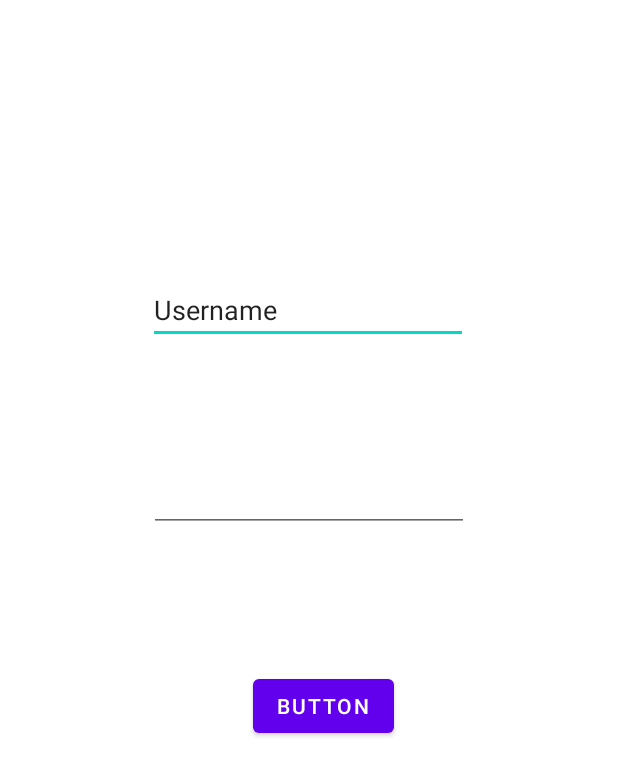
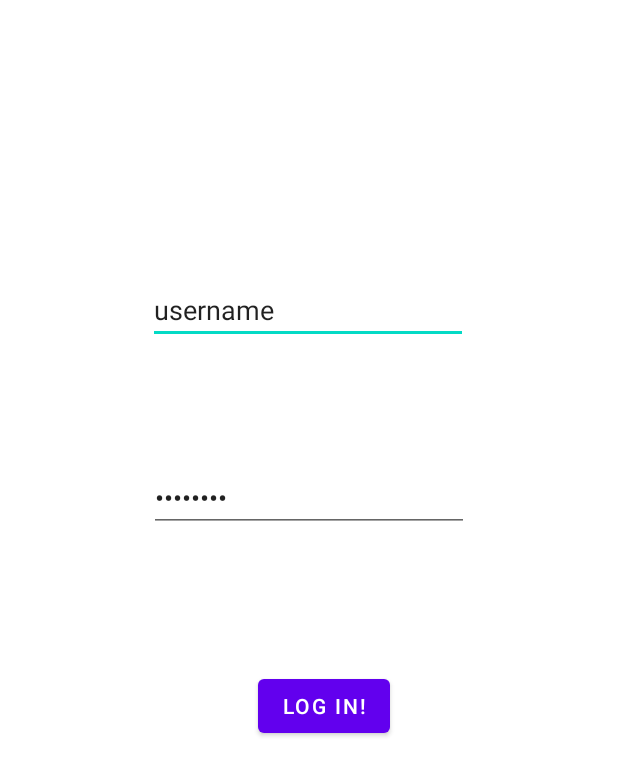
Before and after one commit to McGill-ECSE321-Fall2020/project-group-06, an Android app: the screen it shows after launch (LoginActivity), on a phone screen of 412 x 824 dp. Shown: the top 776 px of the screen. Run offline under Robolectric (Android 15) with nearby library versions, the phone set to English and light mode, and no system bars; 1 statement that could not run was skipped.

Commit message:
Start of login bar

```diff
--- a/ArtGallery-Android/app/src/main/java/com/example/artgallery_android/LoginActivity.java
+++ b/ArtGallery-Android/app/src/main/java/com/example/artgallery_android/LoginActivity.java
@@ -16,8 +16,6 @@ public class LoginActivity extends AppCompatActivity {
     protected void onCreate(Bundle savedInstanceState) {
         super.onCreate(savedInstanceState);
         setContentView(R.layout.activity_login);
-        Toolbar toolbar = findViewById(R.id.toolbar);
-        setSupportActionBar(toolbar);
 
         FloatingActionButton fab = findViewById(R.id.fab);
         fab.setOnClickListener(new View.OnClickListener() {
--- a/ArtGallery-Android/app/src/main/res/layout/activity_login.xml
+++ b/ArtGallery-Android/app/src/main/res/layout/activity_login.xml
@@ -8,40 +8,41 @@
 
 
     <EditText
-        android:id="@+id/editTextTextPersonName"
+        android:id="@+id/username"
         android:layout_width="wrap_content"
         android:layout_height="wrap_content"
         android:layout_marginTop="184dp"
         android:ems="10"
         android:inputType="textPersonName"
-        android:text="Username"
+        android:text="@string/usernameString"
         app:layout_constraintEnd_toEndOf="parent"
         app:layout_constraintHorizontal_bias="0.497"
         app:layout_constraintStart_toStartOf="parent"
         app:layout_constraintTop_toTopOf="parent" />
 
     <EditText
-        android:id="@+id/editTextTextPassword"
+        android:id="@+id/password"
         android:layout_width="wrap_content"
         android:layout_height="wrap_content"
         android:layout_marginTop="80dp"
         android:ems="10"
         android:inputType="textPassword"
+        android:text="@string/passwordString"
         app:layout_constraintEnd_toEndOf="parent"
         app:layout_constraintStart_toStartOf="parent"
-        app:layout_constraintTop_toBottomOf="@+id/editTextTextPersonName" />
+        app:layout_constraintTop_toBottomOf="@+id/username" />
 
     <Button
         android:id="@+id/button3"
         android:layout_width="wrap_content"
         android:layout_height="wrap_content"
         android:layout_marginTop="92dp"
-        android:text="Button"
+        android:text="@string/LogInString"
         app:layout_constraintBottom_toBottomOf="parent"
         app:layout_constraintEnd_toEndOf="parent"
         app:layout_constraintHorizontal_bias="0.531"
         app:layout_constraintStart_toStartOf="parent"
-        app:layout_constraintTop_toBottomOf="@+id/editTextTextPassword"
+        app:layout_constraintTop_toBottomOf="@+id/password"
         app:layout_constraintVertical_bias="0.0" />
 
 </androidx.constraintlayout.widget.ConstraintLayout>
--- a/ArtGallery-Android/app/src/main/res/values/strings.xml
+++ b/ArtGallery-Android/app/src/main/res/values/strings.xml
@@ -10,4 +10,7 @@
     <string name="hello_first_fragment">Hello first fragment</string>
     <string name="hello_second_fragment">Hello second fragment. Arg: %1$s</string>
     <string name="title_activity_login">LoginActivity</string>
+    <string name="usernameString">username</string>
+    <string name="passwordString">password</string>
+    <string name="LogInString">Log In!</string>
 </resources>
```
